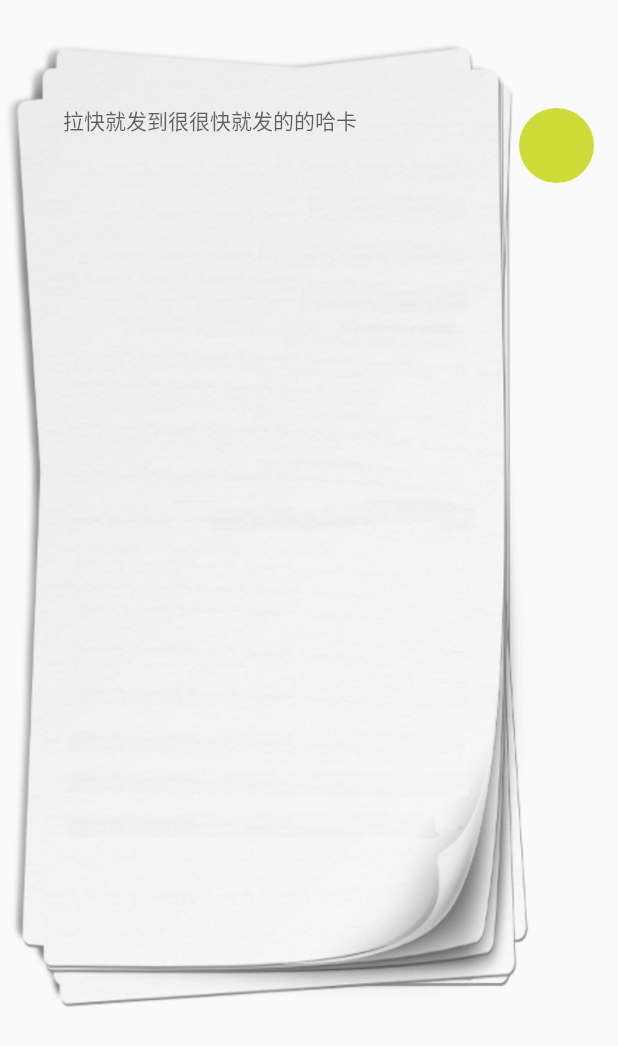
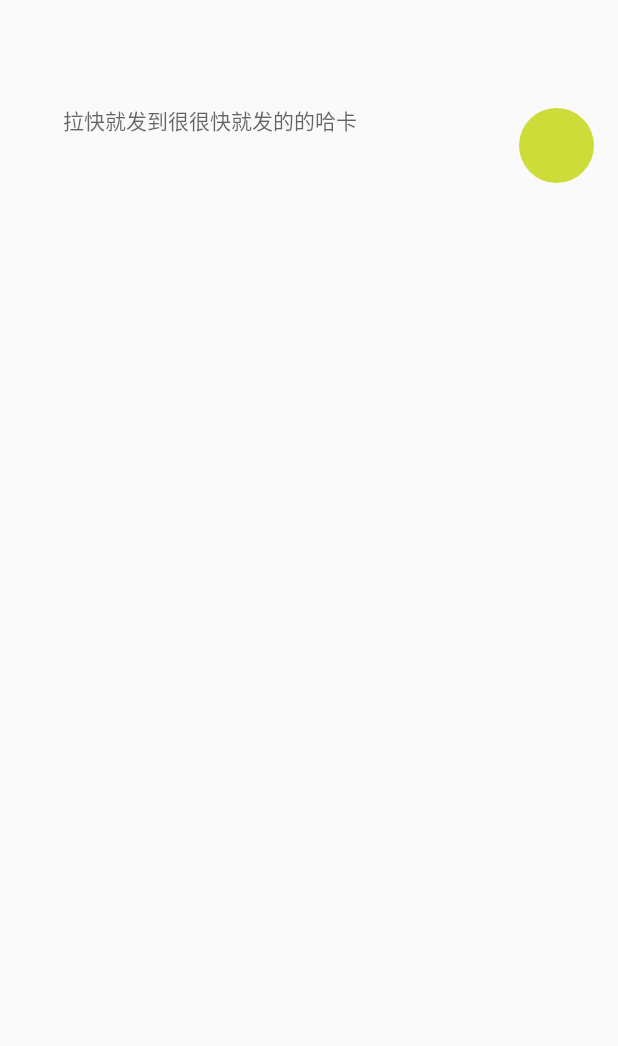
Before and after one commit to matbird2/xxs, an Android app: the layout activity_comment.xml on its own in the app's theme, with its tools: preview values and no code run, on a phone screen of 412 x 824 dp. Shown: the top 1046 px of the screen. Run offline under Robolectric (Android 15) with nearby library versions, the light colour scheme and no system bars.

Commit message:
删除评论布局的图片背景

```diff
--- a/app/src/main/res/layout/activity_comment.xml
+++ b/app/src/main/res/layout/activity_comment.xml
@@ -5,7 +5,7 @@
     xmlns:tools="http://schemas.android.com/tools"
     xmlns:app="http://schemas.android.com/apk/res-auto"
     android:layout_marginTop="24dp"
-    android:background="@drawable/papper">
+    >
 
     <ImageView
         android:layout_width="50dp"
```
Also changed, not shown: app/src/main/res/drawable/papper.png (deleted), 1 other file.
